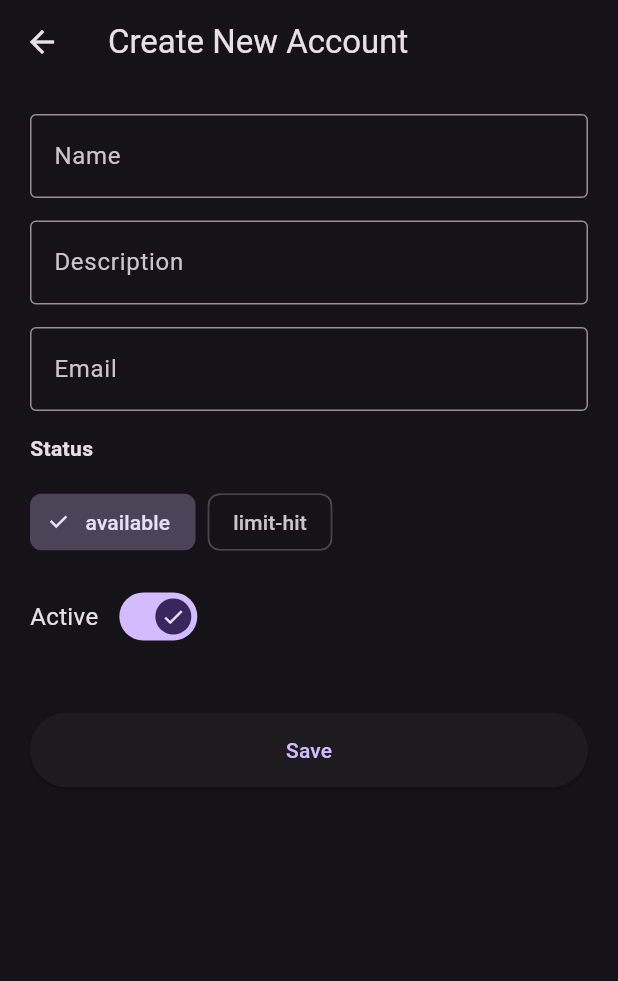
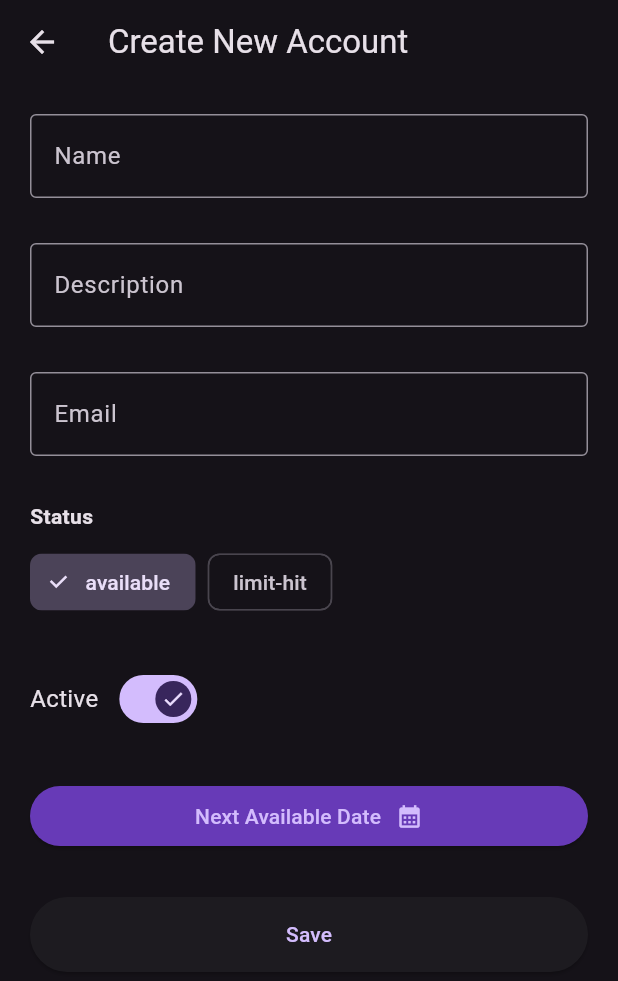
Before and after one commit to SittX/flutter-ai-account-tracker, a Flutter app: the AccountListPage screen opened directly, after a tap on the "add" icon, on a phone screen of 412 x 824 dp. Shown: the top 981 px of the screen. Run offline on Flutter 3.47's test engine with Material 3 defaults, Android fonts, the phone set to English and light mode, and no system bars; our stand-ins replace sqflite; accounts and stored records are empty.

Commit message:
feat(nextAvailableDate, Account search)
- Added account list search page
- Added next available date DateTime picker to Account create/edit pages
- Updated Main Scaffold AppBar

```diff
--- a/lib/features/account_tracking/data/repositories/account_repository_impl.dart
+++ b/lib/features/account_tracking/data/repositories/account_repository_impl.dart
@@ -19,6 +19,7 @@ class AccountRepositoryImpl extends AccountRepository {
       status: account.status,
       isActive: account.isActive,
       lastUsedDate: account.lastUsedDate,
+      nextAvailableDate: account.nextAvailableDate,
       createdDateTime: account.createdDateTime,
       updatedDateTime: account.updatedDateTime,
     );
@@ -62,6 +63,8 @@ class AccountRepositoryImpl extends AccountRepository {
       status: account.status,
       isActive: account.isActive,
       lastUsedDate: account.lastUsedDate,
+      nextAvailableDate: account.nextAvailableDate,
+      updatedDateTime: account.updatedDateTime,
     );
 
     final AccountModel updatedModel = await accountLocalDateSource
--- a/lib/features/account_tracking/presentation/pages/account_create_page.dart
+++ b/lib/features/account_tracking/presentation/pages/account_create_page.dart
@@ -21,6 +21,7 @@ class _AccountCreatePageState extends State<AccountCreatePage> {
   final TextEditingController _emailController = TextEditingController();
   bool _isActive = true;
   AccountStatus _status = AccountStatus.available;
+  DateTime? _nextAvailableDate;
 
   bool _isLoading = false;
 
@@ -30,6 +31,19 @@ class _AccountCreatePageState extends State<AccountCreatePage> {
     _descriptionController.dispose();
     _emailController.dispose();
     super.dispose();
+  }
+
+  Future<void> _selectDate() async {
+    final DateTime? pickedDate = await showDatePicker(
+      context: context,
+      initialDate: DateTime.now(),
+      firstDate: DateTime.now(),
+      lastDate: DateTime(2027),
+    );
+
+    setState(() {
+      _nextAvailableDate = pickedDate;
+    });
   }
 
   // ? Create an State Map with on/off key
@@ -52,6 +66,7 @@ class _AccountCreatePageState extends State<AccountCreatePage> {
           description: _descriptionController.text.trim(),
           isActive: _isActive,
           status: _status,
+          nextAvailableDate: _nextAvailableDate,
           createdDateTime: DateTime.now(),
         );
 
@@ -88,7 +103,7 @@ class _AccountCreatePageState extends State<AccountCreatePage> {
         child: Form(
           key: _formKey,
           child: Column(
-            spacing: 15.0,
+            spacing: 30.0,
             crossAxisAlignment: CrossAxisAlignment.stretch,
             children: [
               TextFormField(
@@ -130,6 +145,12 @@ class _AccountCreatePageState extends State<AccountCreatePage> {
                   return null;
                 },
               ),
+
+              Column(
+                mainAxisAlignment: MainAxisAlignment.center,
+                crossAxisAlignment: CrossAxisAlignment.start,
+                spacing: 10,
+                children: [
                   const Text(
                     "Status",
                     style: TextStyle(fontWeight: FontWeight.bold),
@@ -148,6 +169,8 @@ class _AccountCreatePageState extends State<AccountCreatePage> {
                       );
                     }).toList(),
                   ),
+                ],
+              ),
               Row(
                 spacing: 10.0,
                 children: [
@@ -163,7 +186,34 @@ class _AccountCreatePageState extends State<AccountCreatePage> {
                   ),
                 ],
               ),
-              const SizedBox(height: 10),
+              Column(
+                mainAxisAlignment: MainAxisAlignment.center,
+                crossAxisAlignment: CrossAxisAlignment.start,
+                spacing: 10,
+                children: [
+                  if (_nextAvailableDate != null)
+                    Text(
+                      "Next Available Date: ${_nextAvailableDate?.toIso8601String().split("T")[0]}",
+                    ),
+                  ElevatedButton(
+                    onPressed: _selectDate,
+                    style: ElevatedButton.styleFrom(
+                      backgroundColor: Colors.deepPurple,
+                    ),
+                    child: Padding(
+                      padding: const EdgeInsets.all(10.0),
+                      child: Row(
+                        mainAxisAlignment: MainAxisAlignment.center,
+                        spacing: 10,
+                        children: [
+                          Text("Next Available Date"),
+                          Icon(Icons.calendar_month),
+                        ],
+                      ),
+                    ),
+                  ),
+                ],
+              ),
               ElevatedButton(
                 onPressed: _isLoading ? null : _saveAccount,
                 style: ElevatedButton.styleFrom(
--- a/lib/features/account_tracking/presentation/pages/account_list_page.dart
+++ b/lib/features/account_tracking/presentation/pages/account_list_page.dart
@@ -1,5 +1,7 @@
 import 'package:ai_tracker/features/account_tracking/presentation/notifiers/account_notifier.dart';
 import 'package:ai_tracker/features/account_tracking/presentation/widgets/account_dismissable_widget.dart';
+import 'package:ai_tracker/features/account_tracking/presentation/widgets/account_list_filter_icon_button.dart';
+import 'package:ai_tracker/features/account_tracking/presentation/widgets/account_list_search_icon_button.dart';
 import 'package:flutter/material.dart';
 
 import 'account_create_page.dart';
@@ -22,6 +24,16 @@ class _AccountListPageState extends State<AccountListPage> {
   @override
   Widget build(BuildContext context) {
     return Scaffold(
+      appBar: AppBar(
+        title: Text(
+          "Accounts",
+          style: TextStyle(fontWeight: FontWeight.bold, fontSize: 30),
+        ),
+        actions: [
+          AccountListSearchIconButton(notifier: widget.notifier),
+          AccountListFilterIconButton(notifier: widget.notifier),
+        ],
+      ),
       floatingActionButton: FloatingActionButton(
         child: Icon(Icons.add),
         onPressed: () => Navigator.push(
--- a/lib/main.dart
+++ b/lib/main.dart
@@ -19,7 +19,7 @@ class App extends StatelessWidget {
       debugShowCheckedModeBanner: false,
       title: 'Flutter Demo',
       theme: ThemeData(
-        colorScheme: .fromSeed(
+        colorScheme: ColorScheme.fromSeed(
           seedColor: Colors.deepPurple,
           brightness: Brightness.dark,
         ),
```
Also changed, not shown: lib/features/account_tracking/presentation/pages/account_details_page.dart (+95 -10 lines), lib/features/account_tracking/presentation/pages/account_list_search_page.dart (added, +106 -0 lines), lib/features/account_tracking/presentation/widgets/account_dismissable_widget.dart (+9 -3 lines), lib/features/account_tracking/presentation/widgets/account_list_filter_icon_button.dart (added, +20 -0 lines), lib/features/account_tracking/presentation/widgets/account_list_search_icon_button.dart (added, +30 -0 lines). Lines whose indentation alone changed are shown as unchanged.
